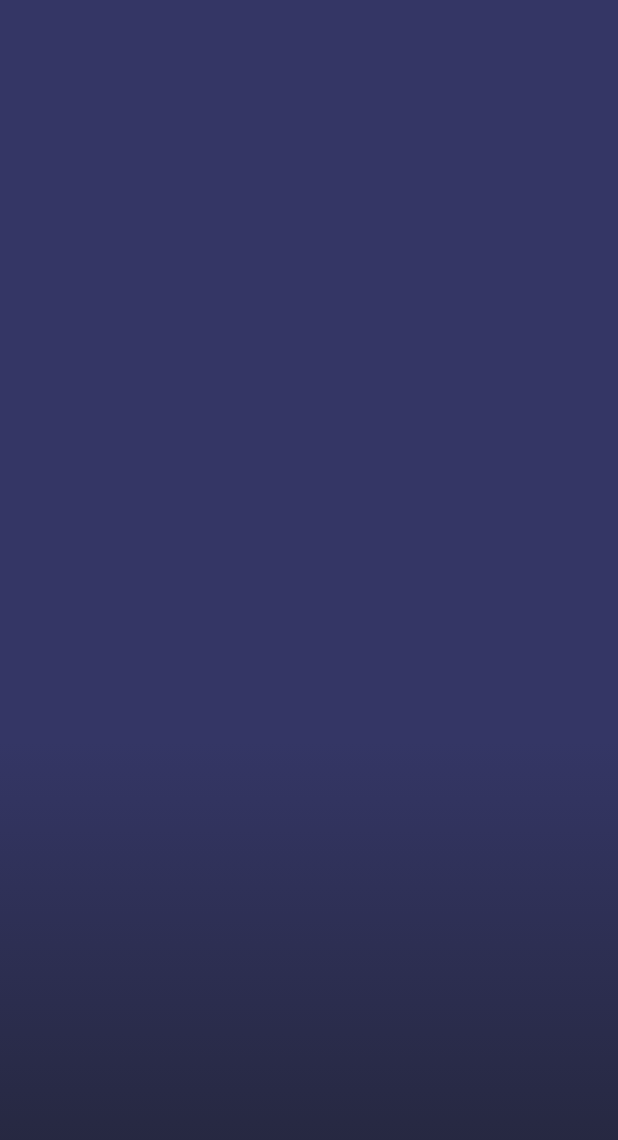
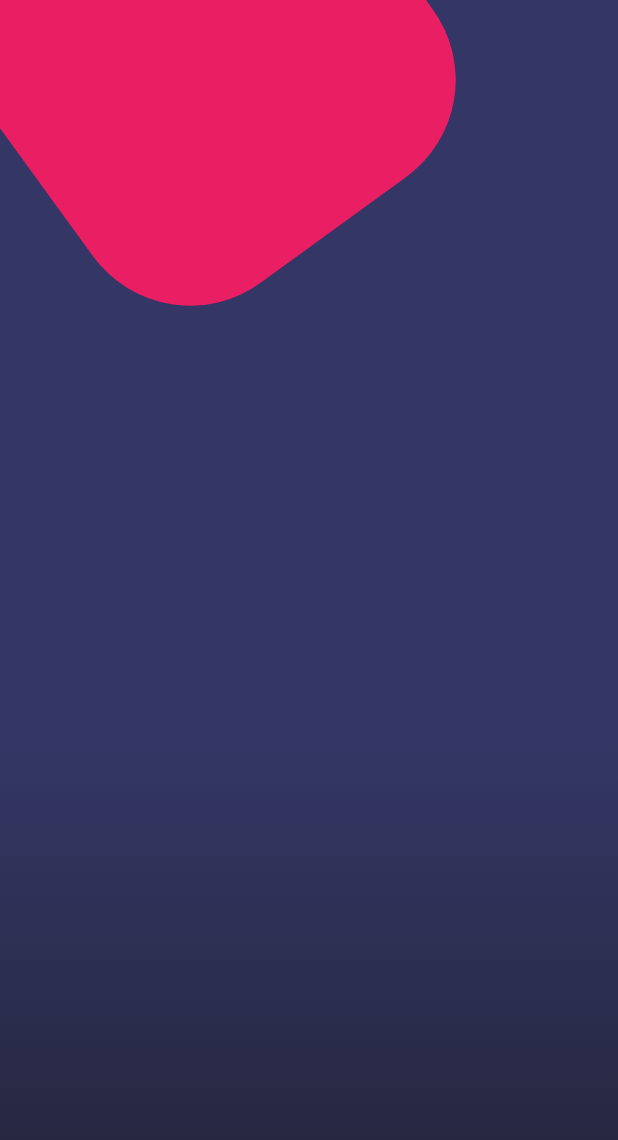
Before and after one commit to dafma/scroll_view_flutter, a Flutter app: the screen it shows after launch, on a phone screen of 412 x 824 dp. Shown: the top 1140 px of the screen. Run offline on Flutter 3.47's test engine with Material 2 defaults, Android fonts, the phone set to English and light mode, and no system bars; our stand-ins replace splashscreen.

Commit message:
colocado rosa

```diff
--- a/lib/pages/botones_page.dart
+++ b/lib/pages/botones_page.dart
@@ -1,3 +1,5 @@
+import 'dart:math';
+
 import 'package:flutter/material.dart';
 
 
@@ -8,6 +10,13 @@ class BotonesPage extends StatelessWidget{
       body: Stack(
         children: <Widget>[
           _fondoApp(),
+          SingleChildScrollView(
+            child: Column(
+              children: <Widget>[
+
+              ],
+            ),
+          )
         ],
       )
     );
@@ -29,9 +38,41 @@ class BotonesPage extends StatelessWidget{
       )
     );
 
+    final cajaRosa = Transform.rotate(
+      angle: -pi /5.0,
+      child: Container(
+        height: 280.0,
+        width: 280.0,
+        decoration: BoxDecoration(
+          borderRadius: BorderRadius.circular(80.0),
+          color: Colors.pink,
+        ),
+      ),
+    );
+
+    Container(
+      height: 280.0,
+      width: 280.0,
+      decoration: BoxDecoration(
+        borderRadius: BorderRadius.circular(80.0),
+        gradient: LinearGradient(
+          colors: [
+            Color.fromRGBO(236, 98, 188, 1.0),
+            Color.fromRGBO(241, 142, 172, 1.0)
+          ]
+        )
+      ),
+    );
+
+
     return Stack(
       children: <Widget>[
-        gradiente
+        gradiente,
+        // permite posicionar un elemneto ya con cordenadas precisas
+        Positioned(
+          top: -100.0,
+          child: cajaRosa,
+        ),
       ],
     );
   }
```
